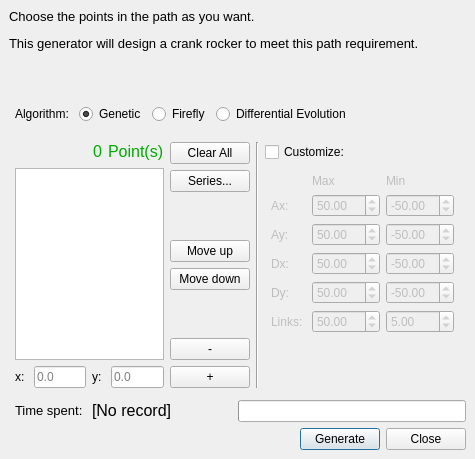
Above: core/panel/run_Path_Solving.ui from KmolYuan/Pyslvs-UI before the change. Below: the same form after it.
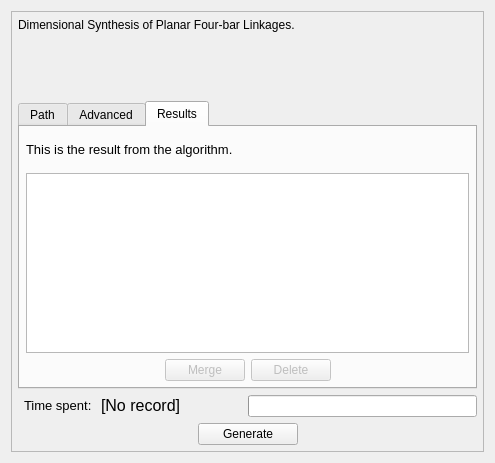
That is the form after the change. The open tabs and pages were chosen to show the change. Icons and pictures are not drawn.

Commit message: Path solving panel improve.

```diff
--- a/core/panel/run_Path_Solving.ui
+++ b/core/panel/run_Path_Solving.ui
@@ -1,66 +1,53 @@
 <?xml version="1.0" encoding="UTF-8"?>
 <ui version="4.0">
- <class>Dialog</class>
- <widget class="QDialog" name="Dialog">
+ <class>Form</class>
+ <widget class="QWidget" name="Form">
   <property name="geometry">
    <rect>
     <x>0</x>
     <y>0</y>
-    <width>475</width>
-    <height>459</height>
+    <width>495</width>
+    <height>463</height>
    </rect>
   </property>
-  <property name="sizePolicy">
-   <sizepolicy hsizetype="Preferred" vsizetype="Preferred">
-    <horstretch>0</horstretch>
-    <verstretch>0</verstretch>
-   </sizepolicy>
-  </property>
-  <property name="minimumSize">
-   <size>
-    <width>475</width>
-    <height>459</height>
-   </size>
-  </property>
-  <property name="maximumSize">
-   <size>
-    <width>475</width>
-    <height>459</height>
-   </size>
-  </property>
   <property name="windowTitle">
    <string>Path Solving</string>
   </property>
-  <property name="windowIcon">
-   <iconset resource="../../icons.qrc">
-    <normaloff>:/icons/bezier.png</normaloff>:/icons/bezier.png</iconset>
-  </property>
-  <property name="sizeGripEnabled">
-   <bool>false</bool>
-  </property>
-  <property name="modal">
-   <bool>false</bool>
-  </property>
-  <layout class="QVBoxLayout" name="verticalLayout_4">
-   <property name="spacing">
-    <number>6</number>
-   </property>
+  <layout class="QVBoxLayout" name="verticalLayout">
+   <item>
+    <widget class="QScrollArea" name="scrollArea">
+     <property name="horizontalScrollBarPolicy">
+      <enum>Qt::ScrollBarAlwaysOff</enum>
+     </property>
+     <property name="widgetResizable">
+      <bool>true</bool>
+     </property>
+     <widget class="QWidget" name="scrollAreaWidgetContents">
+      <property name="geometry">
+       <rect>
+        <x>0</x>
+        <y>0</y>
+        <width>475</width>
+        <height>443</height>
+       </rect>
+      </property>
+      <layout class="QVBoxLayout" name="verticalLayout_6">
    <property name="leftMargin">
-    <number>9</number>
+        <number>6</number>
    </property>
    <property name="topMargin">
-    <number>9</number>
+        <number>6</number>
    </property>
    <property name="rightMargin">
-    <number>9</number>
+        <number>6</number>
    </property>
    <property name="bottomMargin">
-    <number>9</number>
+        <number>6</number>
    </property>
    <item>
     <widget class="QLabel" name="label">
      <property name="text">
-      <string>&lt;html&gt;&lt;head/&gt;&lt;body&gt;&lt;p&gt;&lt;span style=&quot; font-size:10pt;&quot;&gt;Choose the points in the path as you want.&lt;/span&gt;&lt;/p&gt;&lt;p&gt;&lt;span style=&quot; font-size:10pt;&quot;&gt;This generator will design a crank rocker to meet this path requirement.&lt;/span&gt;&lt;/p&gt;&lt;/body&gt;&lt;/html&gt;</string>
+          <string>&lt;html&gt;&lt;head/&gt;&lt;body&gt;&lt;p&gt;Dimensional Synthesis of Planar Four-bar Linkages.&lt;/p&gt;&lt;/body&gt;&lt;/html&gt;</string>
      </property>
      <property name="textFormat">
       <enum>Qt::RichText</enum>
@@ -81,88 +68,21 @@
      <property name="sizeHint" stdset="0">
       <size>
        <width>20</width>
-       <height>40</height>
+           <height>1</height>
       </size>
      </property>
     </spacer>
    </item>
    <item>
-    <widget class="QWidget" name="algorithmPanel" native="true">
-     <layout class="QHBoxLayout" name="algorithmPanelLayout">
-      <property name="leftMargin">
-       <number>6</number>
-      </property>
-      <property name="topMargin">
-       <number>6</number>
-      </property>
-      <property name="rightMargin">
-       <number>6</number>
-      </property>
-      <property name="bottomMargin">
-       <number>6</number>
-      </property>
-      <item>
-       <widget class="QLabel" name="label_6">
-        <property name="sizePolicy">
-         <sizepolicy hsizetype="Fixed" vsizetype="Preferred">
-          <horstretch>0</horstretch>
-          <verstretch>0</verstretch>
-         </sizepolicy>
-        </property>
-        <property name="text">
-         <string>Algorithm: </string>
-        </property>
-       </widget>
-      </item>
-      <item>
-       <widget class="QRadioButton" name="type0">
-        <property name="text">
-         <string>Genetic</string>
-        </property>
-        <property name="checked">
-         <bool>true</bool>
-        </property>
-       </widget>
-      </item>
-      <item>
-       <widget class="QRadioButton" name="type1">
-        <property name="text">
-         <string>Firefly</string>
-        </property>
-       </widget>
-      </item>
-      <item>
-       <widget class="QRadioButton" name="type2">
-        <property name="text">
-         <string>Differential Evolution</string>
-        </property>
-       </widget>
-      </item>
-      <item>
-       <spacer name="horizontalSpacer_5">
-        <property name="orientation">
-         <enum>Qt::Horizontal</enum>
-        </property>
-        <property name="sizeHint" stdset="0">
-         <size>
-          <width>40</width>
-          <height>20</height>
-         </size>
-        </property>
-       </spacer>
-      </item>
-     </layout>
-    </widget>
-   </item>
-   <item>
-    <widget class="QWidget" name="mainPanel" native="true">
-     <property name="sizePolicy">
-      <sizepolicy hsizetype="Preferred" vsizetype="Preferred">
-       <horstretch>0</horstretch>
-       <verstretch>0</verstretch>
-      </sizepolicy>
-     </property>
-     <layout class="QHBoxLayout" name="mainPanelLayout">
+        <widget class="QTabWidget" name="Tabs">
+         <property name="currentIndex">
+          <number>0</number>
+         </property>
+         <widget class="QWidget" name="path">
+          <attribute name="title">
+           <string>Path</string>
+          </attribute>
+          <layout class="QHBoxLayout" name="horizontalLayout_5">
       <property name="leftMargin">
        <number>6</number>
       </property>
@@ -262,7 +182,7 @@
        </layout>
       </item>
       <item>
-       <layout class="QVBoxLayout" name="verticalLayout">
+            <layout class="QVBoxLayout" name="verticalLayout_3">
         <item>
          <widget class="QPushButton" name="clearAll">
           <property name="text">
@@ -291,7 +211,7 @@
           <property name="sizeHint" stdset="0">
            <size>
             <width>20</width>
-            <height>40</height>
+                 <height>1</height>
            </size>
           </property>
          </spacer>
@@ -324,7 +244,7 @@
           <property name="sizeHint" stdset="0">
            <size>
             <width>20</width>
-            <height>40</height>
+                 <height>1</height>
            </size>
           </property>
          </spacer>
@@ -351,15 +271,95 @@
         </item>
        </layout>
       </item>
+          </layout>
+         </widget>
+         <widget class="QWidget" name="advanced">
+          <attribute name="title">
+           <string>Advanced</string>
+          </attribute>
+          <layout class="QVBoxLayout" name="verticalLayout_5">
+           <property name="leftMargin">
+            <number>6</number>
+           </property>
+           <property name="topMargin">
+            <number>6</number>
+           </property>
+           <property name="rightMargin">
+            <number>6</number>
+           </property>
+           <property name="bottomMargin">
+            <number>6</number>
+           </property>
       <item>
-       <widget class="Line" name="line">
+            <widget class="QWidget" name="algorithmPanel" native="true">
+             <layout class="QHBoxLayout" name="algorithmPanelLayout">
+              <property name="leftMargin">
+               <number>6</number>
+              </property>
+              <property name="topMargin">
+               <number>6</number>
+              </property>
+              <property name="rightMargin">
+               <number>6</number>
+              </property>
+              <property name="bottomMargin">
+               <number>6</number>
+              </property>
+              <item>
+               <widget class="QLabel" name="label_6">
+                <property name="sizePolicy">
+                 <sizepolicy hsizetype="Fixed" vsizetype="Preferred">
+                  <horstretch>0</horstretch>
+                  <verstretch>0</verstretch>
+                 </sizepolicy>
+                </property>
+                <property name="text">
+                 <string>Algorithm: </string>
+                </property>
+               </widget>
+              </item>
+              <item>
+               <widget class="QRadioButton" name="type0">
+                <property name="text">
+                 <string>Genetic</string>
+                </property>
+                <property name="checked">
+                 <bool>true</bool>
+                </property>
+               </widget>
+              </item>
+              <item>
+               <widget class="QRadioButton" name="type1">
+                <property name="text">
+                 <string>Firefly</string>
+                </property>
+               </widget>
+              </item>
+              <item>
+               <widget class="QRadioButton" name="type2">
+                <property name="text">
+                 <string>Differential Evolution</string>
+                </property>
+               </widget>
+              </item>
+              <item>
+               <spacer name="horizontalSpacer_5">
         <property name="orientation">
-         <enum>Qt::Vertical</enum>
-        </property>
+                 <enum>Qt::Horizontal</enum>
+                </property>
+                <property name="sizeHint" stdset="0">
+                 <size>
+                  <width>40</width>
+                  <height>20</height>
+                 </size>
+                </property>
+               </spacer>
+              </item>
+             </layout>
        </widget>
       </item>
       <item>
-       <layout class="QVBoxLayout" name="verticalLayout_3">
+            <layout class="QVBoxLayout" name="verticalLayout_4">
         <item>
          <widget class="QCheckBox" name="isCustomize">
           <property name="text">
@@ -572,7 +572,7 @@
           <property name="sizeHint" stdset="0">
            <size>
             <width>20</width>
-            <height>40</height>
+                 <height>1</height>
            </size>
           </property>
          </spacer>
@@ -580,6 +580,105 @@
        </layout>
       </item>
      </layout>
+         </widget>
+         <widget class="QWidget" name="results">
+          <attribute name="title">
+           <string>Results</string>
+          </attribute>
+          <layout class="QVBoxLayout" name="verticalLayout_7">
+           <property name="leftMargin">
+            <number>6</number>
+           </property>
+           <property name="topMargin">
+            <number>6</number>
+           </property>
+           <property name="rightMargin">
+            <number>6</number>
+           </property>
+           <property name="bottomMargin">
+            <number>6</number>
+           </property>
+           <item>
+            <widget class="QLabel" name="label_2">
+             <property name="text">
+              <string>&lt;html&gt;&lt;head/&gt;&lt;body&gt;&lt;p&gt;&lt;span style=&quot; font-size:10pt;&quot;&gt;This is the result from the algorithm.&lt;/span&gt;&lt;/p&gt;&lt;/body&gt;&lt;/html&gt;</string>
+             </property>
+            </widget>
+           </item>
+           <item>
+            <widget class="QListWidget" name="Result_list">
+             <property name="sizePolicy">
+              <sizepolicy hsizetype="Preferred" vsizetype="Expanding">
+               <horstretch>0</horstretch>
+               <verstretch>0</verstretch>
+              </sizepolicy>
+             </property>
+             <property name="maximumSize">
+              <size>
+               <width>16777215</width>
+               <height>180</height>
+              </size>
+             </property>
+             <property name="verticalScrollBarPolicy">
+              <enum>Qt::ScrollBarAsNeeded</enum>
+             </property>
+             <property name="horizontalScrollBarPolicy">
+              <enum>Qt::ScrollBarAlwaysOff</enum>
+             </property>
+            </widget>
+           </item>
+           <item>
+            <layout class="QHBoxLayout" name="horizontalLayout_6">
+             <item>
+              <spacer name="horizontalSpacer_3">
+               <property name="orientation">
+                <enum>Qt::Horizontal</enum>
+               </property>
+               <property name="sizeHint" stdset="0">
+                <size>
+                 <width>40</width>
+                 <height>20</height>
+                </size>
+               </property>
+              </spacer>
+             </item>
+             <item>
+              <widget class="QPushButton" name="mergeButton">
+               <property name="enabled">
+                <bool>false</bool>
+               </property>
+               <property name="text">
+                <string>Merge</string>
+               </property>
+              </widget>
+             </item>
+             <item>
+              <widget class="QPushButton" name="deleteButton">
+               <property name="enabled">
+                <bool>false</bool>
+               </property>
+               <property name="text">
+                <string>Delete</string>
+               </property>
+              </widget>
+             </item>
+             <item>
+              <spacer name="horizontalSpacer_4">
+               <property name="orientation">
+                <enum>Qt::Horizontal</enum>
+               </property>
+               <property name="sizeHint" stdset="0">
+                <size>
+                 <width>40</width>
+                 <height>20</height>
+                </size>
+               </property>
+              </spacer>
+             </item>
+            </layout>
+           </item>
+          </layout>
+         </widget>
     </widget>
    </item>
    <item>
@@ -661,6 +760,12 @@
      </item>
      <item>
       <widget class="QPushButton" name="Generate">
+           <property name="minimumSize">
+            <size>
+             <width>100</width>
+             <height>0</height>
+            </size>
+           </property>
        <property name="text">
         <string>Generate</string>
        </property>
@@ -670,25 +775,30 @@
       </widget>
      </item>
      <item>
-      <widget class="QDialogButtonBox" name="buttonBox">
-       <property name="sizePolicy">
-        <sizepolicy hsizetype="Fixed" vsizetype="Fixed">
-         <horstretch>0</horstretch>
-         <verstretch>0</verstretch>
-        </sizepolicy>
-       </property>
-       <property name="standardButtons">
-        <set>QDialogButtonBox::Close</set>
-       </property>
-      </widget>
+          <spacer name="horizontalSpacer_2">
+           <property name="orientation">
+            <enum>Qt::Horizontal</enum>
+           </property>
+           <property name="sizeHint" stdset="0">
+            <size>
+             <width>40</width>
+             <height>20</height>
+            </size>
+           </property>
+          </spacer>
      </item>
     </layout>
    </item>
   </layout>
- </widget>
- <resources>
-  <include location="../../icons.qrc"/>
- </resources>
+      <zorder>verticalSpacer</zorder>
+      <zorder>label</zorder>
+      <zorder>Tabs</zorder>
+     </widget>
+    </widget>
+   </item>
+  </layout>
+ </widget>
+ <resources/>
  <connections>
   <connection>
    <sender>buttonBox</sender>
```
Left out of the diff: 18 changed lines with no effect on the pictures. Lines whose indentation alone changed are shown as unchanged. The commit also changes 10 other files.
